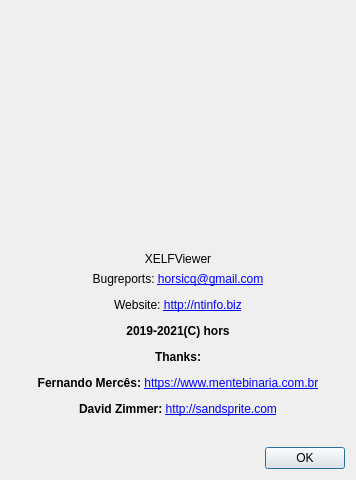
This is gui_source/dialogabout.ui in horsicq/XELFViewer as Qt 5 draws it before an edit. The edited form follows.
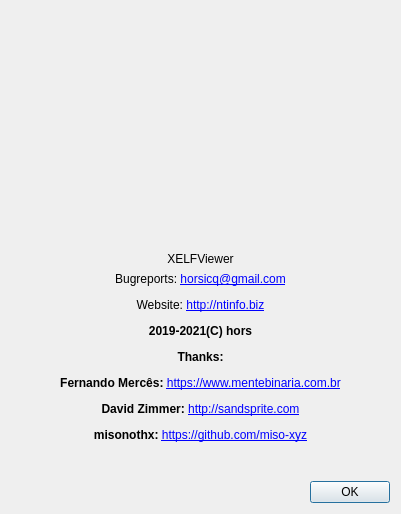
This is the edited form. Icons and pictures are not drawn.

Diff of the .ui file:
```diff
--- a/gui_source/dialogabout.ui
+++ b/gui_source/dialogabout.ui
@@ -9,8 +9,8 @@
    <rect>
     <x>0</x>
     <y>0</y>
-    <width>356</width>
-    <height>480</height>
+    <width>401</width>
+    <height>514</height>
    </rect>
   </property>
   <property name="windowTitle">
@@ -52,7 +52,7 @@
    <item>
     <widget class="QLabel" name="labelInfo">
      <property name="text">
-      <string notr="true">&lt;html&gt;&lt;head/&gt;&lt;body&gt;&lt;p align=&quot;center&quot;&gt;Bugreports: &lt;a href=&quot;mailto:horsicq@gmail.com&quot;&gt;&lt;span style=&quot; text-decoration: underline; color:#0000ff;&quot;&gt;horsicq@gmail.com&lt;/span&gt;&lt;/a&gt;&lt;/p&gt;&lt;p align=&quot;center&quot;&gt;Website: &lt;a href=&quot;http://ntinfo.biz&quot;&gt;&lt;span style=&quot; text-decoration: underline; color:#0000ff;&quot;&gt;http://ntinfo.biz&lt;/span&gt;&lt;/a&gt;&lt;/p&gt;&lt;p align=&quot;center&quot;&gt;&lt;span style=&quot; font-weight:600;&quot;&gt;2019-2021(C) hors&lt;/span&gt;&lt;/p&gt;&lt;p align=&quot;center&quot;&gt;&lt;span style=&quot; font-weight:600;&quot;&gt;Thanks:&lt;/span&gt;&lt;/p&gt;&lt;p align=&quot;center&quot;&gt;&lt;span style=&quot; font-weight:600;&quot;&gt;Fernando Mercês: &lt;/span&gt;&lt;a href=&quot;https://www.mentebinaria.com.br/&quot;&gt;&lt;span style=&quot; text-decoration: underline; color:#0000ff;&quot;&gt;https://www.mentebinaria.com.br&lt;/span&gt;&lt;/a&gt;&lt;/p&gt;&lt;p align=&quot;center&quot;&gt;&lt;span style=&quot; font-weight:600;&quot;&gt;David Zimmer: &lt;/span&gt;&lt;a href=&quot;http://sandsprite.com/&quot;&gt;&lt;span style=&quot; text-decoration: underline; color:#0000ff;&quot;&gt;http://sandsprite.com&lt;/span&gt;&lt;/a&gt;&lt;/p&gt;&lt;/body&gt;&lt;/html&gt;</string>
+      <string notr="true">&lt;html&gt;&lt;head/&gt;&lt;body&gt;&lt;p align=&quot;center&quot;&gt;Bugreports: &lt;a href=&quot;mailto:horsicq@gmail.com&quot;&gt;&lt;span style=&quot; text-decoration: underline; color:#0000ff;&quot;&gt;horsicq@gmail.com&lt;/span&gt;&lt;/a&gt;&lt;/p&gt;&lt;p align=&quot;center&quot;&gt;Website: &lt;a href=&quot;http://ntinfo.biz&quot;&gt;&lt;span style=&quot; text-decoration: underline; color:#0000ff;&quot;&gt;http://ntinfo.biz&lt;/span&gt;&lt;/a&gt;&lt;/p&gt;&lt;p align=&quot;center&quot;&gt;&lt;span style=&quot; font-weight:600;&quot;&gt;2019-2021(C) hors&lt;/span&gt;&lt;/p&gt;&lt;p align=&quot;center&quot;&gt;&lt;span style=&quot; font-weight:600;&quot;&gt;Thanks:&lt;/span&gt;&lt;/p&gt;&lt;p align=&quot;center&quot;&gt;&lt;span style=&quot; font-weight:600;&quot;&gt;Fernando Mercês: &lt;/span&gt;&lt;a href=&quot;https://www.mentebinaria.com.br/&quot;&gt;&lt;span style=&quot; text-decoration: underline; color:#0000ff;&quot;&gt;https://www.mentebinaria.com.br&lt;/span&gt;&lt;/a&gt;&lt;/p&gt;&lt;p align=&quot;center&quot;&gt;&lt;span style=&quot; font-weight:600;&quot;&gt;David Zimmer: &lt;/span&gt;&lt;a href=&quot;http://sandsprite.com/&quot;&gt;&lt;span style=&quot; text-decoration: underline; color:#0000ff;&quot;&gt;http://sandsprite.com&lt;/span&gt;&lt;/a&gt;&lt;/p&gt;&lt;p align=&quot;center&quot;&gt;&lt;span style=&quot; font-weight:600;&quot;&gt;misonothx: &lt;/span&gt;&lt;a href=&quot;https://github.com/miso-xyz&quot;&gt;&lt;span style=&quot; text-decoration: underline; color:#0000ff;&quot;&gt;https://github.com/miso-xyz&lt;/span&gt;&lt;/a&gt;&lt;/p&gt;&lt;/body&gt;&lt;/html&gt;</string>
      </property>
      <property name="textFormat">
       <enum>Qt::AutoText</enum>
```
